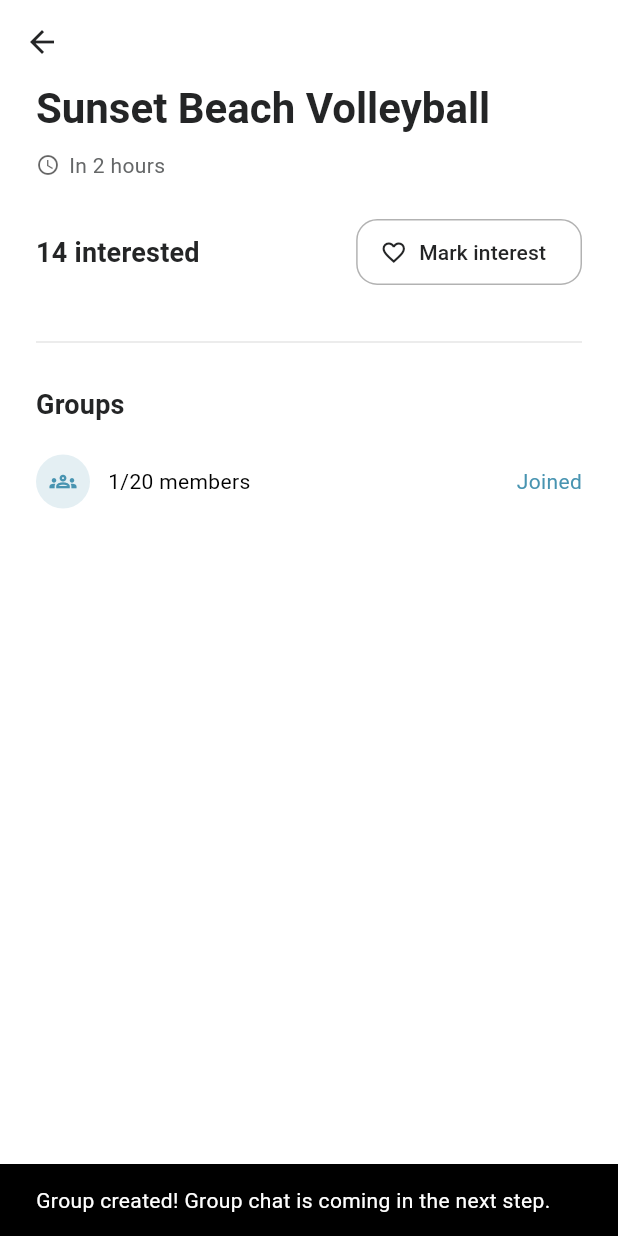
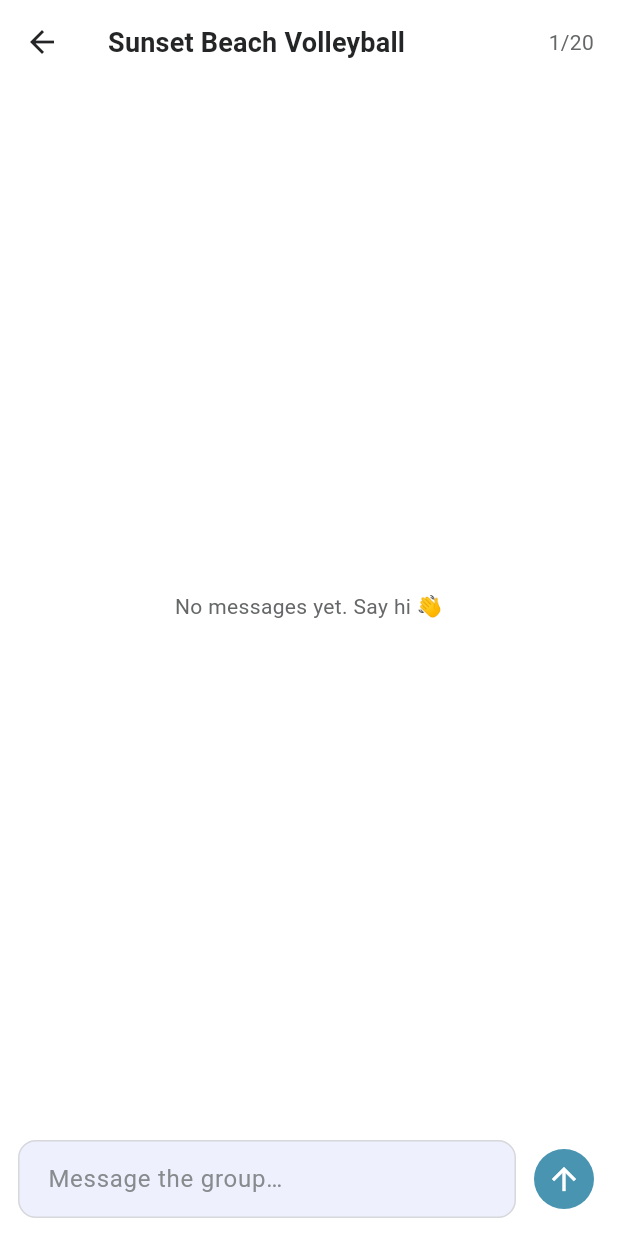
Before and after one commit to Jud-e/meetEm, a Flutter app: the EventDetailScreen screen opened directly with sample values from the repository, after a tap on "Create a group", on a phone screen of 412 x 824 dp. Run offline on Flutter 3.47's test engine with Material 3 defaults, Android fonts, the light colour scheme and no system bars; our stand-ins replace firebase_core, flutter_dotenv, google_maps_flutter; accounts and stored records are empty; generated files the repository leaves out were written again.

Commit message:
group chat functionality

```diff
--- /dev/null
+++ b/lib/models/chat_message.dart
@@ -0,0 +1,17 @@
+class ChatMessage {
+  final String id;
+  final String groupId;
+  final String senderId;
+  final String senderName;
+  final String text;
+  final DateTime sentAt;
+
+  const ChatMessage({
+    required this.id,
+    required this.groupId,
+    required this.senderId,
+    required this.senderName,
+    required this.text,
+    required this.sentAt,
+  });
+}
--- a/lib/screens/event_detail.dart
+++ b/lib/screens/event_detail.dart
@@ -3,6 +3,7 @@ import '../services/group_eligibility.dart';
 import '../models/event.dart';
 import '../models/group.dart';
 import '../services/group_repository.dart';
+import 'group_chat.dart';
 
 class EventDetailScreen extends StatefulWidget {
   final Event event;
@@ -45,32 +46,24 @@ class _EventDetailScreenState extends State<EventDetailScreen> {
     final joined = _repo.joinGroup(group.id);
     if (!joined) {
       ScaffoldMessenger.of(context).showSnackBar(
-        const SnackBar(
-          content: Text(
-            'That group just filled up — try another or start a new one.',
-          ),
-        ),
+        const SnackBar(content: Text('That group just filled up — try another or start a new one.')),
       );
       return;
     }
     setState(() => _joinedGroupIds.add(group.id));
     widget.onJoinGroup?.call(group);
-    ScaffoldMessenger.of(context).showSnackBar(
-      const SnackBar(
-        content: Text('Joined! Group chat is coming in the next step.'),
-      ),
-    );
+    Navigator.of(context).push(MaterialPageRoute(
+      builder: (_) => GroupChatScreen(group: group, eventName: widget.event.name),
+    ));
   }
 
   void _handleCreate() {
     final group = _repo.createGroup(widget.event.id);
     setState(() => _joinedGroupIds.add(group.id));
     widget.onCreateGroup?.call(widget.event);
-    ScaffoldMessenger.of(context).showSnackBar(
-      const SnackBar(
-        content: Text('Group created! Group chat is coming in the next step.'),
-      ),
-    );
+    Navigator.of(context).push(MaterialPageRoute(
+      builder: (_) => GroupChatScreen(group: group, eventName: widget.event.name),
+    ));
   }
 
   String get _timeLabel {
@@ -96,18 +89,14 @@ class _EventDetailScreenState extends State<EventDetailScreen> {
         listenable: _repo,
         builder: (context, _) {
           final groups = _repo.groupsForEvent(event.id);
-          final allGroupsFull =
-              groups.isNotEmpty && groups.every((g) => g.isFull);
+          final allGroupsFull = groups.isNotEmpty && groups.every((g) => g.isFull);
 
           return ListView(
             padding: const EdgeInsets.fromLTRB(24, 0, 24, 32),
             children: [
               if (event.isUgc)
                 Container(
-                  padding: const EdgeInsets.symmetric(
-                    horizontal: 10,
-                    vertical: 4,
-                  ),
+                  padding: const EdgeInsets.symmetric(horizontal: 10, vertical: 4),
                   margin: const EdgeInsets.only(bottom: 10),
                   decoration: BoxDecoration(
                     color: theme.colorScheme.primary.withValues(alpha: 0.12),
@@ -115,20 +104,14 @@ class _EventDetailScreenState extends State<EventDetailScreen> {
                   ),
                   child: Text(
                     'COMMUNITY EVENT',
-                    style: theme.textTheme.labelSmall?.copyWith(
-                      color: theme.colorScheme.primary,
-                    ),
+                    style: theme.textTheme.labelSmall?.copyWith(color: theme.colorScheme.primary),
                   ),
                 ),
               Text(event.name, style: theme.textTheme.headlineMedium),
               const SizedBox(height: 10),
               Row(
                 children: [
-                  Icon(
-                    Icons.access_time,
-                    size: 16,
-                    color: theme.colorScheme.onSurface.withValues(alpha: 0.6),
-                  ),
+                  Icon(Icons.access_time, size: 16, color: theme.colorScheme.onSurface.withValues(alpha: 0.6)),
                   const SizedBox(width: 6),
                   Text(_timeLabel, style: theme.textTheme.bodyMedium),
                 ],
@@ -139,31 +122,17 @@ class _EventDetailScreenState extends State<EventDetailScreen> {
               Row(
                 children: [
                   Expanded(
-                    child: Text(
-                      '$_interestCount interested',
-                      style: theme.textTheme.titleMedium,
-                    ),
+                    child: Text('$_interestCount interested', style: theme.textTheme.titleMedium),
                   ),
                   OutlinedButton.icon(
                     onPressed: _toggleInterest,
-                    icon: Icon(
-                      _interested ? Icons.favorite : Icons.favorite_border,
-                      size: 18,
-                    ),
-                    label: Text(
-                      _interested ? "I'm interested" : 'Mark interest',
-                    ),
+                    icon: Icon(_interested ? Icons.favorite : Icons.favorite_border, size: 18),
+                    label: Text(_interested ? "I'm interested" : 'Mark interest'),
                     style: OutlinedButton.styleFrom(
                       minimumSize: const Size(0, 44),
-                      foregroundColor: _interested
-                          ? theme.colorScheme.primary
-                          : null,
+                      foregroundColor: _interested ? theme.colorScheme.primary : null,
                       side: BorderSide(
-                        color: _interested
-                            ? theme.colorScheme.primary
-                            : theme.colorScheme.onSurface.withValues(
-                                alpha: 0.3,
-                              ),
+                        color: _interested ? theme.colorScheme.primary : theme.colorScheme.onSurface.withValues(alpha: 0.3),
                       ),
                     ),
                   ),
@@ -179,9 +148,7 @@ class _EventDetailScreenState extends State<EventDetailScreen> {
               ],
 
               const SizedBox(height: 28),
-              Divider(
-                color: theme.colorScheme.onSurface.withValues(alpha: 0.1),
-              ),
+              Divider(color: theme.colorScheme.onSurface.withValues(alpha: 0.1)),
               const SizedBox(height: 20),
 
               Text('Groups', style: theme.textTheme.titleMedium),
@@ -195,13 +162,11 @@ class _EventDetailScreenState extends State<EventDetailScreen> {
                   style: theme.textTheme.bodyMedium,
                 )
               else
-                ...groups.map(
-                  (group) => _GroupTile(
-                    group: group,
-                    joined: _joinedGroupIds.contains(group.id),
-                    onJoin: () => _handleJoin(group),
-                  ),
-                ),
+                ...groups.map((group) => _GroupTile(
+                      group: group,
+                      joined: _joinedGroupIds.contains(group.id),
+                      onJoin: () => _handleJoin(group),
+                    )),
 
               const SizedBox(height: 20),
 
@@ -209,12 +174,8 @@ class _EventDetailScreenState extends State<EventDetailScreen> {
                 OutlinedButton.icon(
                   onPressed: _handleCreate,
                   icon: const Icon(Icons.add, size: 18),
-                  label: Text(
-                    groups.isEmpty ? 'Create a group' : 'Start a new group',
-                  ),
-                  style: OutlinedButton.styleFrom(
-                    minimumSize: const Size.fromHeight(48),
-                  ),
+                  label: Text(groups.isEmpty ? 'Create a group' : 'Start a new group'),
+                  style: OutlinedButton.styleFrom(minimumSize: const Size.fromHeight(48)),
                 ),
             ],
           );
@@ -228,11 +189,7 @@ class _GroupTile extends StatelessWidget {
   final Group group;
   final bool joined;
   final VoidCallback onJoin;
-  const _GroupTile({
-    required this.group,
-    required this.joined,
-    required this.onJoin,
-  });
+  const _GroupTile({required this.group, required this.joined, required this.onJoin});
 
   @override
   Widget build(BuildContext context) {
@@ -244,28 +201,17 @@ class _GroupTile extends StatelessWidget {
           CircleAvatar(
             radius: 18,
             backgroundColor: theme.colorScheme.primary.withValues(alpha: 0.15),
-            child: Icon(
-              Icons.groups_outlined,
-              size: 18,
-              color: theme.colorScheme.primary,
-            ),
+            child: Icon(Icons.groups_outlined, size: 18, color: theme.colorScheme.primary),
           ),
           const SizedBox(width: 12),
           Expanded(
             child: Text(
               '${group.memberCount}/${Group.capacity} members',
-              style: theme.textTheme.bodyMedium?.copyWith(
-                color: theme.colorScheme.onSurface,
-              ),
+              style: theme.textTheme.bodyMedium?.copyWith(color: theme.colorScheme.onSurface),
             ),
           ),
           if (joined)
-            Text(
-              'Joined',
-              style: theme.textTheme.bodyMedium?.copyWith(
-                color: theme.colorScheme.primary,
-              ),
-            )
+            Text('Joined', style: theme.textTheme.bodyMedium?.copyWith(color: theme.colorScheme.primary))
           else if (group.isFull)
             Text('Full', style: theme.textTheme.bodyMedium)
           else
--- /dev/null
+++ b/lib/screens/group_chat.dart
@@ -0,0 +1,151 @@
+import 'package:flutter/material.dart';
+import '../models/chat_message.dart';
+import '../models/group.dart';
+import '../services/chat_repository.dart';
+import '../services/current_user.dart';
+
+class GroupChatScreen extends StatefulWidget {
+  final Group group;
+  final String eventName;
+
+  const GroupChatScreen({super.key, required this.group, required this.eventName});
+
+  @override
+  State<GroupChatScreen> createState() => _GroupChatScreenState();
+}
+
+class _GroupChatScreenState extends State<GroupChatScreen> {
+  final _repo = ChatRepository.instance;
+  final _textCtrl = TextEditingController();
+  final _scrollCtrl = ScrollController();
+
+  void _send() {
+    if (_textCtrl.text.trim().isEmpty) return;
+    _repo.sendMessage(widget.group.id, _textCtrl.text);
+    _textCtrl.clear();
+    // Scroll to the newest message once the list rebuilds.
+    WidgetsBinding.instance.addPostFrameCallback((_) {
+      if (_scrollCtrl.hasClients) {
+        _scrollCtrl.animateTo(
+          _scrollCtrl.position.maxScrollExtent,
+          duration: const Duration(milliseconds: 200),
+          curve: Curves.easeOut,
+        );
+      }
+    });
+  }
+
+  @override
+  void dispose() {
+    _textCtrl.dispose();
+    _scrollCtrl.dispose();
+    super.dispose();
+  }
+
+  @override
+  Widget build(BuildContext context) {
+    final theme = Theme.of(context);
+    return Scaffold(
+      appBar: AppBar(
+        title: Text(widget.eventName, style: theme.textTheme.titleMedium),
+        actions: [
+          Padding(
+            padding: const EdgeInsets.only(right: 16),
+            child: Center(
+              child: Text('${widget.group.memberCount}/${Group.capacity}', style: theme.textTheme.bodyMedium),
+            ),
+          ),
+        ],
+      ),
+      body: Column(
+        children: [
+          Expanded(
+            child: ListenableBuilder(
+              listenable: _repo,
+              builder: (context, _) {
+                final messages = _repo.messagesForGroup(widget.group.id);
+                if (messages.isEmpty) {
+                  return Center(
+                    child: Text(
+                      'No messages yet. Say hi 👋',
+                      style: theme.textTheme.bodyMedium,
+                    ),
+                  );
+                }
+                return ListView.builder(
+                  controller: _scrollCtrl,
+                  padding: const EdgeInsets.all(16),
+                  itemCount: messages.length,
+                  itemBuilder: (context, i) => _MessageBubble(message: messages[i]),
+                );
+              },
+            ),
+          ),
+          SafeArea(
+            top: false,
+            child: Padding(
+              padding: const EdgeInsets.fromLTRB(12, 8, 12, 12),
+              child: Row(
+                children: [
+                  Expanded(
+                    child: TextField(
+                      controller: _textCtrl,
+                      decoration: const InputDecoration(hintText: 'Message the group…'),
+                      textInputAction: TextInputAction.send,
+                      onSubmitted: (_) => _send(),
+                    ),
+                  ),
+                  const SizedBox(width: 8),
+                  IconButton.filled(
+                    onPressed: _send,
+                    icon: const Icon(Icons.arrow_upward),
+                  ),
+                ],
+              ),
+            ),
+          ),
+        ],
+      ),
+    );
+  }
+}
+
+class _MessageBubble extends StatelessWidget {
+  final ChatMessage message;
+  const _MessageBubble({required this.message});
+
+  @override
+  Widget build(BuildContext context) {
+    final theme = Theme.of(context);
+    final isMe = message.senderId == currentUserId;
+
+    return Align(
+      alignment: isMe ? Alignment.centerRight : Alignment.centerLeft,
+      child: Container(
+        constraints: BoxConstraints(maxWidth: MediaQuery.of(context).size.width * 0.75),
+        margin: const EdgeInsets.symmetric(vertical: 4),
+        padding: const EdgeInsets.symmetric(horizontal: 14, vertical: 10),
+        decoration: BoxDecoration(
+          color: isMe ? theme.colorScheme.primary : theme.colorScheme.surface,
+          borderRadius: BorderRadius.circular(16),
+        ),
+        child: Column(
+          crossAxisAlignment: CrossAxisAlignment.start,
+          children: [
+            if (!isMe)
+              Text(
+                message.senderName,
+                style: theme.textTheme.labelSmall?.copyWith(color: theme.colorScheme.primary),
+              ),
+            Text(
+              message.text,
+              style: theme.textTheme.bodyMedium?.copyWith(
+                color: isMe ? Colors.white : theme.colorScheme.onSurface,
+              ),
+            ),
+          ],
+        ),
+      ),
+    );
+  }
+}
--- /dev/null
+++ b/lib/services/chat_repository.dart
@@ -0,0 +1,30 @@
+import 'package:flutter/foundation.dart';
+import '../models/chat_message.dart';
+import 'current_user.dart';
+
+/// In-memory chat store standing in for Firestore until real auth exists.
+/// Same pattern as GroupRepository: swap this out once FirebaseAuth gives
+/// us a real user id instead of the currentUserId placeholder.
+class ChatRepository extends ChangeNotifier {
+  ChatRepository._();
+  static final instance = ChatRepository._();
+
+  final Map<String, List<ChatMessage>> _messagesByGroup = {};
+
+  List<ChatMessage> messagesForGroup(String groupId) => List.unmodifiable(_messagesByGroup[groupId] ?? const []);
+
+  void sendMessage(String groupId, String text) {
+    final trimmed = text.trim();
+    if (trimmed.isEmpty) return;
+    final message = ChatMessage(
+      id: 'm-${DateTime.now().microsecondsSinceEpoch}',
+      groupId: groupId,
+      senderId: currentUserId,
+      senderName: currentUserName,
+      text: trimmed,
+      sentAt: DateTime.now(),
+    );
+    _messagesByGroup.putIfAbsent(groupId, () => []).add(message);
+    notifyListeners();
+  }
+}
```
